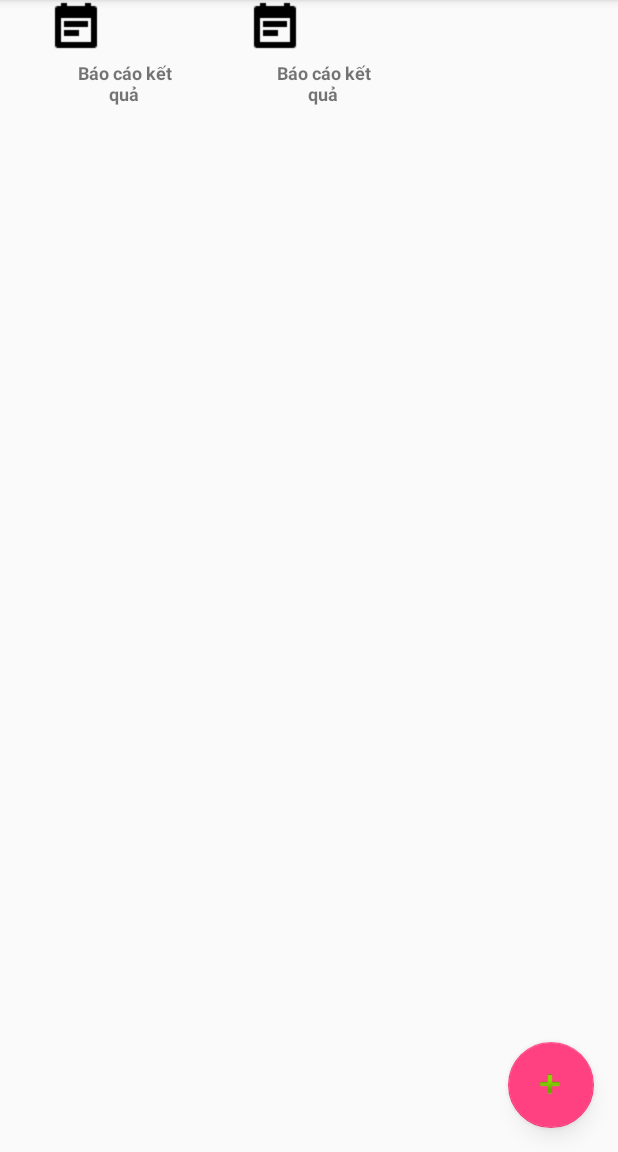
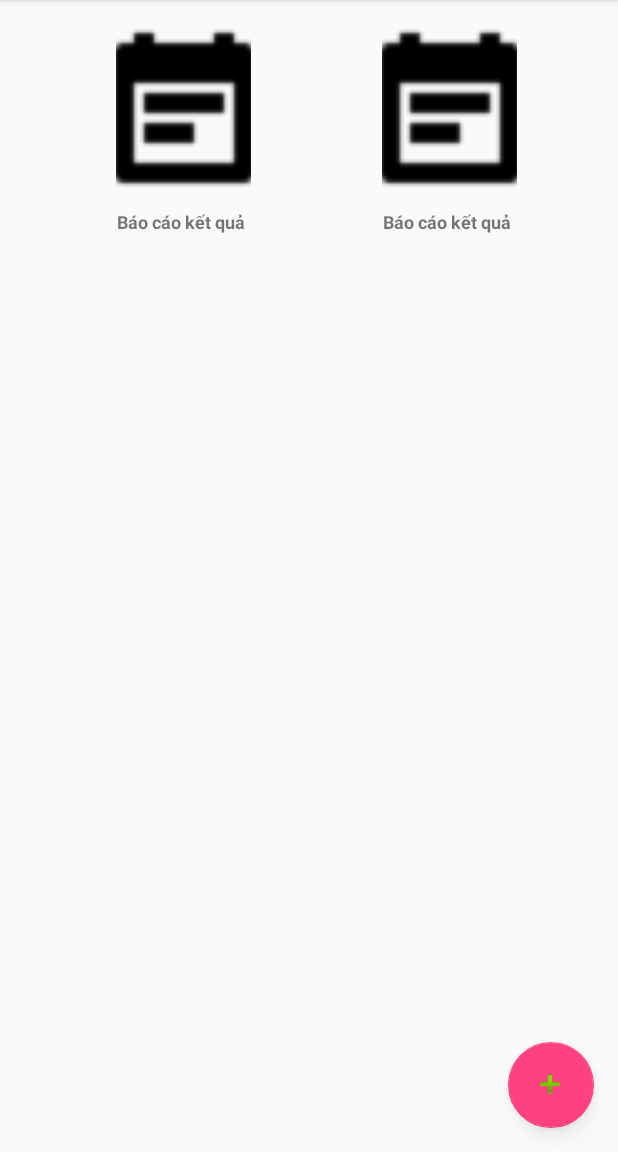
Before and after one commit to lazykitty267/LVTN, an Android app: the screen it shows after launch (MainActivity), in the side drawer, after a tap on "Mẫu báo cáo", on a phone screen of 412 x 824 dp, the part 84-1236 px from its top. Run offline under Robolectric (Android 15) with nearby library versions, the phone set to English and light mode, and no system bars; our stand-ins replace Firebase (no records; nobody signed in at launch, a user with empty details on screens opened directly); libraries missing offline, so code that uses them is left out: com.github.angads25.filepicker.

Commit message:
fix gridview

```diff
--- a/app/src/main/res/layout/fragment_template.xml
+++ b/app/src/main/res/layout/fragment_template.xml
@@ -11,11 +11,16 @@
         android:layout_height="match_parent"
         android:gravity="center"
         android:columnWidth="100dp"
-        android:numColumns="auto_fit"
         android:verticalSpacing="24dp"
         android:horizontalSpacing="10dp"
         android:stretchMode="spacingWidthUniform"
+        android:layout_marginTop="15dp"
+        android:numColumns="2"
         />
+
+        <!--<gridview android:columnwidth="200dp" android:gravity="center" android:horizontalspacing="10dp" android:id="@+id/gridView" android:layout_height="match_parent" android:layout_width="match_parent" android:numcolumns="2" android:padding="5dp" android:stretchmode="columnWidth" android:verticalspacing="10dp">-->
+
+        <!--</gridview>-->
     <android.support.design.widget.FloatingActionButton
         android:id="@+id/fab_tpl"
         android:layout_width="62dp"
--- a/app/src/main/res/layout/item_inlist_template.xml
+++ b/app/src/main/res/layout/item_inlist_template.xml
@@ -1,28 +1,37 @@
 <?xml version="1.0" encoding="utf-8"?>
 <LinearLayout xmlns:android="http://schemas.android.com/apk/res/android"
-    android:orientation="vertical" android:layout_width="match_parent"
-    android:layout_height="match_parent">
+    android:orientation="vertical"
+    android:layout_width="wrap_content"
+    android:layout_height="wrap_content"
+    >
 
     <FrameLayout
         android:layout_width="wrap_content"
         android:layout_height="wrap_content">
         <ImageView
             android:id="@+id/imageview_favorite"
-            android:layout_width="wrap_content"
-            android:layout_height="wrap_content"
-            android:layout_gravity="bottom|right"/>
+            android:layout_width="90dp"
+            android:layout_height="120dp"
+            android:scaleType="centerCrop"
+            android:src="@drawable/report_thumbnai"
+            android:gravity="center"
+            />
 
     </FrameLayout>
 
+    <FrameLayout
+        android:layout_width="wrap_content"
+        android:layout_height="wrap_content">
     <TextView
+
         android:id="@+id/textview_book_name"
         android:layout_width="wrap_content"
         android:layout_height="wrap_content"
         android:textSize="12sp"
         android:textStyle="bold"
         android:paddingTop="4dp"
-        android:paddingLeft="8dp"
-        android:paddingRight="8dp"
-        android:gravity="center_horizontal"/>
+        android:gravity="center_horizontal"
+        android:text="Report 1"/>
+    </FrameLayout>
 
 </LinearLayout>
```
Also changed, not shown: app/src/main/res/drawable/report_thumbnai.png (added).
